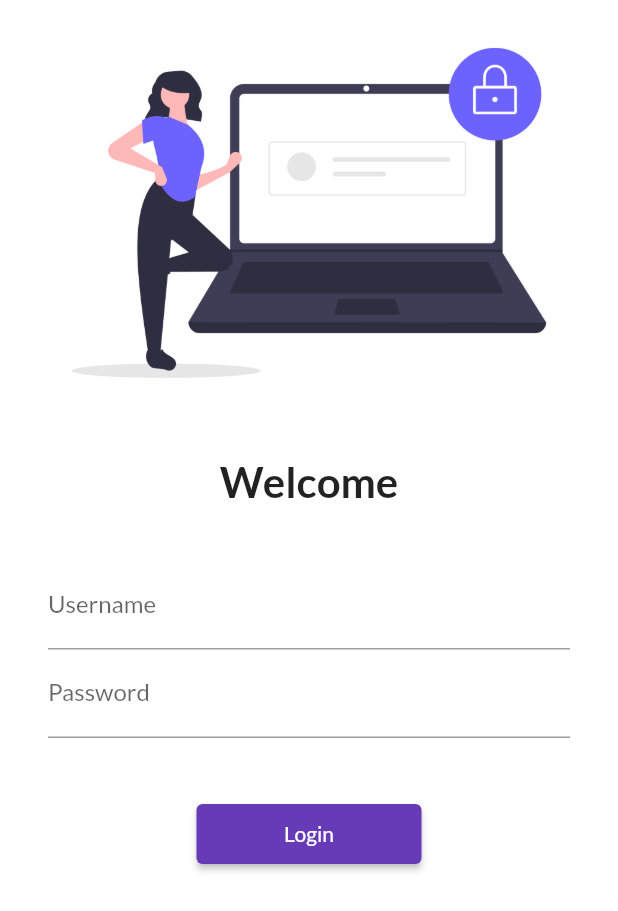
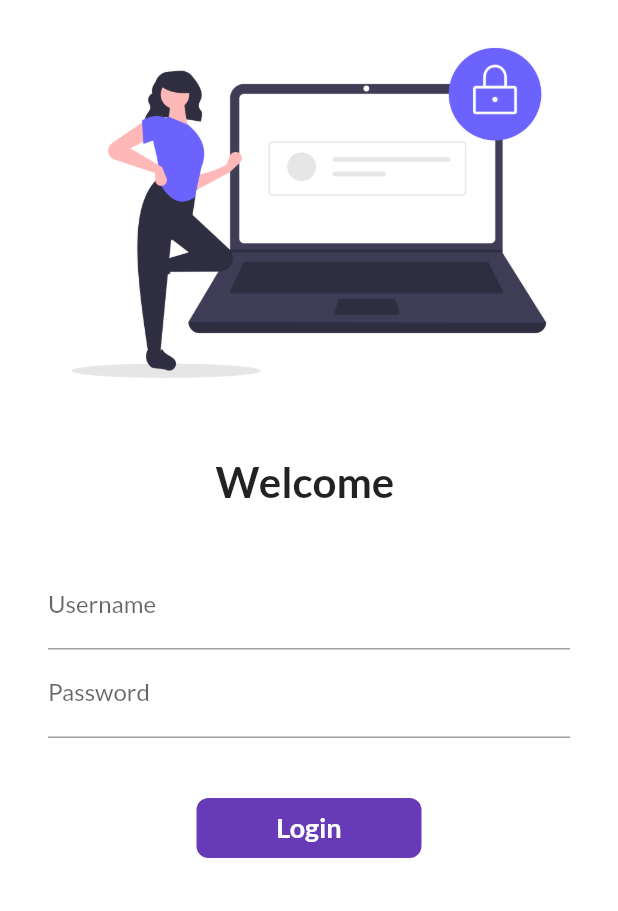
Before and after one commit to Devil-9/NewProject, a Flutter app: the screen it shows after launch, on a phone screen of 412 x 824 dp. Shown: the top 911 px of the screen. Run offline on Flutter 3.47's test engine with Material 2 defaults, Android fonts, the phone set to English and light mode, and no system bars; our stand-ins replace google_fonts.

Commit message:
Day6 completed

```diff
--- a/lib/main.dart
+++ b/lib/main.dart
@@ -21,7 +21,7 @@ class MyApp extends StatelessWidget {
       darkTheme: ThemeData(
         brightness: Brightness.dark
       ),
-      debugShowCheckedModeBanner: false,
+      //debugShowCheckedModeBanner: false,
       routes: {
         "/": (context) => LoginPage(),
         MyRoutes.homeRoute: (context) => HomePage(),
--- a/lib/pages/login_page.dart
+++ b/lib/pages/login_page.dart
@@ -1,7 +1,14 @@
 import 'package:flutter/material.dart';
 import 'package:flutter1/utils/routs.dart';
 
-class LoginPage extends StatelessWidget {
+class LoginPage extends StatefulWidget {
+  @override
+  _LoginPageState createState() => _LoginPageState();
+}
+
+class _LoginPageState extends State<LoginPage> {
+  bool changebutton = false;
+  String name = "";
   @override
   Widget build(BuildContext context) {
     return Material(
@@ -17,7 +24,7 @@ class LoginPage extends StatelessWidget {
                 height: 20.0,
               ),
               Text(
-                "Welcome",
+                "Welcome $name",
                 style: TextStyle(
                   fontSize: 28,
                   fontWeight: FontWeight.bold,
@@ -38,6 +45,10 @@ class LoginPage extends StatelessWidget {
                         hintText: "Enter username",
                         labelText: "Username",
                       ),
+                      onChanged: (value) {
+                        name = value;
+                        setState(() {});
+                      },
                     ),
                     TextFormField(
                       obscureText: true,
@@ -49,13 +60,48 @@ class LoginPage extends StatelessWidget {
                     SizedBox(
                       height: 40.0,
                     ),
-                    ElevatedButton(
-                      onPressed: () {
+
+                    InkWell(
+                      onTap: () async {
+                        setState(() {
+                          changebutton = true;
+                        });
+
+                        await Future.delayed(Duration(seconds: 1));
                         Navigator.pushNamed(context, MyRoutes.homeRoute);
                       },
-                      child: Text("Login"),
-                      style: TextButton.styleFrom(minimumSize: Size(150, 40)),
-                    )
+                      child: AnimatedContainer(
+                        duration: Duration(seconds: 1),
+                        width: changebutton ? 50 : 150,
+                        height: 40,
+                        alignment: Alignment.center,
+                        child: changebutton
+                            ? Icon(
+                                Icons.done,
+                                color: Colors.white,
+                              )
+                            : Text(
+                                "Login",
+                                style: TextStyle(
+                                  color: Colors.white,
+                                  fontWeight: FontWeight.bold,
+                                  fontSize: 18,
+                                ),
+                              ),
+                        decoration: BoxDecoration(
+                          color: Colors.deepPurple,
+                          borderRadius: BorderRadius.circular(8),
+                        ),
+                      ),
+                    ),
+
+                    // ElevatedButton(
+                    //   onPressed: () {
+                    //     Navigator.pushNamed(context, MyRoutes.homeRoute);
+                    //   },
+                    //   child: Text("Login"),
+                    //   style: TextButton.styleFrom(minimumSize: Size(150, 40)),
+                    // )
                   ],
                 ),
               ),
```
